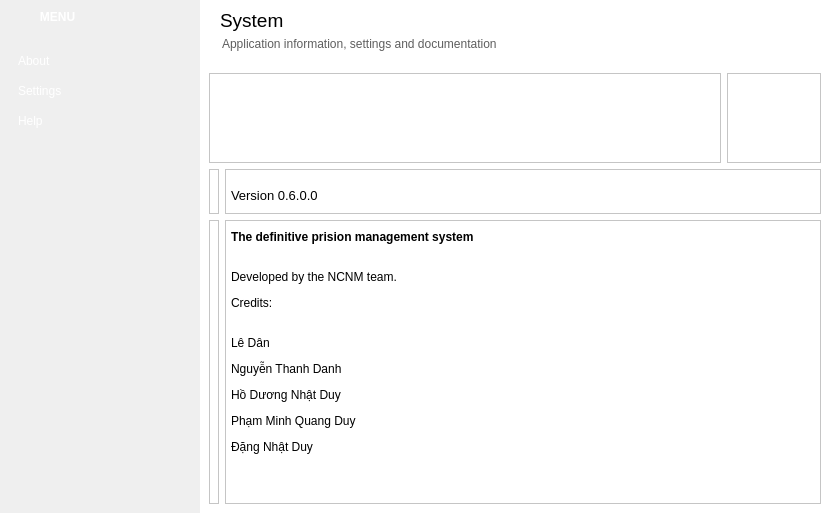
First picture: the form in systemwindow.ui, repository NCNM/PMS_01, before the edit.
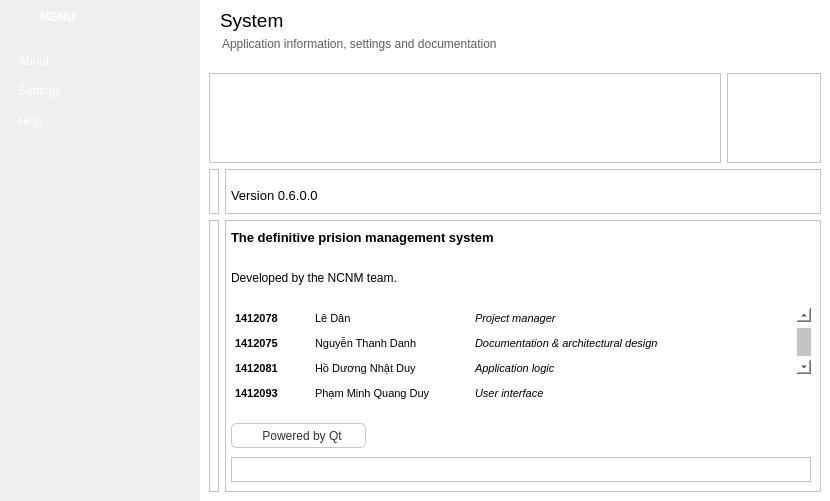
Second picture: the form after the edit. Icons and pictures are not drawn.

Diff of the .ui file:
```diff
--- a/systemwindow.ui
+++ b/systemwindow.ui
@@ -1050,13 +1050,164 @@
                 <enum>QFrame::Raised</enum>
                </property>
                <layout class="QVBoxLayout" name="verticalLayout_4">
+                <property name="spacing">
+                 <number>9</number>
+                </property>
                 <property name="leftMargin">
                  <number>5</number>
                 </property>
                 <item>
                  <widget class="QLabel" name="label_4">
                   <property name="text">
-                   <string>&lt;html&gt;&lt;head/&gt;&lt;body&gt;&lt;p&gt;&lt;span style=&quot; font-weight:600;&quot;&gt;The definitive prision management system&lt;/span&gt;&lt;/p&gt;&lt;p&gt;&lt;br/&gt;Developed by the NCNM team.&lt;/p&gt;&lt;p&gt;Credits:&lt;/p&gt;&lt;p&gt;&lt;br/&gt;Lê Dân&lt;/p&gt;&lt;p&gt;Nguyễn Thanh Danh&lt;/p&gt;&lt;p&gt;Hồ Dương Nhật Duy&lt;/p&gt;&lt;p&gt;Phạm Minh Quang Duy&lt;/p&gt;&lt;p&gt;Đặng Nhật Duy&lt;/p&gt;&lt;p&gt;&lt;br/&gt;&lt;/p&gt;&lt;/body&gt;&lt;/html&gt;</string>
+                   <string>&lt;html&gt;&lt;head/&gt;&lt;body&gt;&lt;p&gt;&lt;span style=&quot; font-size:10pt; font-weight:600;&quot;&gt;The definitive prision management system&lt;/span&gt;&lt;/p&gt;&lt;p&gt;&lt;br/&gt;Developed by the NCNM team.&lt;br/&gt;&lt;/p&gt;&lt;/body&gt;&lt;/html&gt;</string>
+                  </property>
+                 </widget>
+                </item>
+                <item>
+                 <widget class="QTextBrowser" name="textBrowser">
+                  <property name="styleSheet">
+                   <string notr="true">QScrollBar:horizontal {
+	background-color: white;
+    height: 14px;
+    margin: 0px 20px 0px 20px;
+}
+
+QScrollBar::handle:horizontal {
+	background-color: rgb(195, 195, 195);
+    min-width: 15px;
+}
+
+QScrollBar::add-line:horizontal {
+	border-image: url(:/images/scroll_right.png);
+    width: 16px;
+    subcontrol-position: right;
+    subcontrol-origin: margin;
+}
+
+QScrollBar::sub-line:horizontal {
+	border-image: url(:/images/scroll_left.png);
+    width: 16px;
+    subcontrol-position: left;
+    subcontrol-origin: margin;
+}
+
+QScrollBar:vertical {
+	width:14px;
+	background-color: white;
+	margin: 20px 0px 20px 0px;
+}
+
+QScrollBar::handle:vertical {
+	background-color: rgb(195, 195, 195);
+    min-height: 15px;
+}
+
+QScrollBar::add-line:vertical {
+	border-image: url(:/images/scroll_down.png);
+    height: 16px;
+    subcontrol-position: bottom;
+    subcontrol-origin: margin;
+}
+
+QScrollBar::sub-line:vertical {
+	border-image: url(:/images/scroll_up.png);
+    height: 16px;
+    subcontrol-position: top;
+    subcontrol-origin: margin;
+}
+
+QFrame {
+	background-color: rgb(255, 255, 255);
+}</string>
+                  </property>
+                  <property name="frameShape">
+                   <enum>QFrame::NoFrame</enum>
+                  </property>
+                  <property name="html">
+                   <string>&lt;!DOCTYPE HTML PUBLIC &quot;-//W3C//DTD HTML 4.0//EN&quot; &quot;http://www.w3.org/TR/REC-html40/strict.dtd&quot;&gt;
+&lt;html&gt;&lt;head&gt;&lt;meta name=&quot;qrichtext&quot; content=&quot;1&quot; /&gt;&lt;style type=&quot;text/css&quot;&gt;
+p, li { white-space: pre-wrap; }
+&lt;/style&gt;&lt;/head&gt;&lt;body style=&quot; font-family:'MS Shell Dlg 2'; font-size:8.25pt; font-weight:400; font-style:normal;&quot;&gt;
+&lt;p style=&quot; margin-top:0px; margin-bottom:0px; margin-left:0px; margin-right:0px; -qt-block-indent:0; text-indent:0px;&quot;&gt;&lt;span style=&quot; font-size:8pt; font-weight:600;&quot;&gt;1412078&lt;/span&gt;&lt;span style=&quot; font-size:8pt;&quot;&gt;	Lê Dân		&lt;/span&gt;&lt;span style=&quot; font-size:8pt; font-style:italic;&quot;&gt;Project manager&lt;/span&gt;&lt;/p&gt;
+&lt;p style=&quot; margin-top:12px; margin-bottom:12px; margin-left:0px; margin-right:0px; -qt-block-indent:0; text-indent:0px;&quot;&gt;&lt;span style=&quot; font-size:8pt; font-weight:600;&quot;&gt;1412075&lt;/span&gt;&lt;span style=&quot; font-size:8pt;&quot;&gt;	Nguyễn Thanh Danh	&lt;/span&gt;&lt;span style=&quot; font-size:8pt; font-style:italic;&quot;&gt;Documentation &amp;amp; architectural design&lt;/span&gt;&lt;/p&gt;
+&lt;p style=&quot; margin-top:12px; margin-bottom:12px; margin-left:0px; margin-right:0px; -qt-block-indent:0; text-indent:0px;&quot;&gt;&lt;span style=&quot; font-size:8pt; font-weight:600;&quot;&gt;1412081&lt;/span&gt;&lt;span style=&quot; font-size:8pt;&quot;&gt;	Hồ Dương Nhật Duy	&lt;/span&gt;&lt;span style=&quot; font-size:8pt; font-style:italic;&quot;&gt;Application logic&lt;/span&gt;&lt;/p&gt;
+&lt;p style=&quot; margin-top:12px; margin-bottom:12px; margin-left:0px; margin-right:0px; -qt-block-indent:0; text-indent:0px;&quot;&gt;&lt;span style=&quot; font-size:8pt; font-weight:600;&quot;&gt;1412093&lt;/span&gt;&lt;span style=&quot; font-size:8pt;&quot;&gt;	Phạm Minh Quang Duy	&lt;/span&gt;&lt;span style=&quot; font-size:8pt; font-style:italic;&quot;&gt;User interface&lt;/span&gt;&lt;/p&gt;
+&lt;p style=&quot; margin-top:12px; margin-bottom:12px; margin-left:0px; margin-right:0px; -qt-block-indent:0; text-indent:0px;&quot;&gt;&lt;span style=&quot; font-size:8pt; font-weight:600;&quot;&gt;1412079&lt;/span&gt;&lt;span style=&quot; font-size:8pt;&quot;&gt;	Đặng Nhật Duy		&lt;/span&gt;&lt;span style=&quot; font-size:8pt; font-style:italic;&quot;&gt;Documentation &amp;amp; database design&lt;/span&gt;&lt;/p&gt;
+&lt;p style=&quot;-qt-paragraph-type:empty; margin-top:12px; margin-bottom:12px; margin-left:0px; margin-right:0px; -qt-block-indent:0; text-indent:0px; font-size:8pt;&quot;&gt;&lt;br /&gt;&lt;/p&gt;
+&lt;p style=&quot; margin-top:12px; margin-bottom:12px; margin-left:0px; margin-right:0px; -qt-block-indent:0; text-indent:0px;&quot;&gt;&lt;span style=&quot; font-size:8pt; text-decoration: underline;&quot;&gt;Third-party credits:&lt;/span&gt;&lt;/p&gt;
+&lt;p style=&quot; margin-top:12px; margin-bottom:12px; margin-left:0px; margin-right:0px; -qt-block-indent:0; text-indent:0px;&quot;&gt;&lt;span style=&quot; font-size:8pt; font-style:italic;&quot;&gt;Qt Stylesheet Button Bar Tutorial&lt;/span&gt;&lt;span style=&quot; font-size:8pt;&quot;&gt;  by Dave Smith&lt;/span&gt;&lt;/p&gt;
+&lt;p style=&quot; margin-top:12px; margin-bottom:12px; margin-left:0px; margin-right:0px; -qt-block-indent:0; text-indent:0px;&quot;&gt;&lt;span style=&quot; font-size:8pt; font-style:italic;&quot;&gt;Farm-Fresh Web Icons&lt;/span&gt;&lt;span style=&quot; font-size:8pt;&quot;&gt; from FatCow Web Hosting&lt;/span&gt;&lt;/p&gt;
+&lt;p style=&quot; margin-top:12px; margin-bottom:12px; margin-left:0px; margin-right:0px; -qt-block-indent:0; text-indent:0px;&quot;&gt;&lt;span style=&quot; font-size:8pt;&quot;&gt;Button icons from Syncfusion's &lt;/span&gt;&lt;span style=&quot; font-size:8pt; font-style:italic;&quot;&gt;Metro Studio&lt;/span&gt;&lt;/p&gt;&lt;/body&gt;&lt;/html&gt;</string>
+                  </property>
+                 </widget>
+                </item>
+                <item>
+                 <widget class="QPushButton" name="pushButton_3">
+                  <property name="minimumSize">
+                   <size>
+                    <width>135</width>
+                    <height>25</height>
+                   </size>
+                  </property>
+                  <property name="maximumSize">
+                   <size>
+                    <width>135</width>
+                    <height>25</height>
+                   </size>
+                  </property>
+                  <property name="styleSheet">
+                   <string notr="true">QPushButton {
+color: rgb(50, 50, 50);
+padding-left:7px;
+border-radius:5px;
+border: 1px solid rgb(200, 200, 200);
+background: qradialgradient(cx: 0.3, cy: -0.4,
+fx: 0.3, fy: -0.4,
+radius: 1.35, stop: 0 rgb(255, 255, 255), stop: 1 rgb(229, 229, 229));
+}
+
+QPushButton:hover {
+color: rgb(255, 255, 255);
+border-radius:5px;
+border: 1px solid rgb(23, 120, 173);
+background-color: ;
+background: qradialgradient(cx: 0.3, cy: -0.4,
+fx: 0.3, fy: -0.4,
+radius: 1.35, stop: 0 rgb(161, 215, 255), stop: 1 #299ED6);
+}
+
+QPushButton:pressed {
+border-radius:5px;
+border: 1px solid #777777;
+background-color: #222222;
+}
+
+QPushButton:checked {
+border-radius:5px;
+border: 1px solid rgb(150, 150, 150);
+background-color: rgb(38, 38, 38);
+}
+
+</string>
+                  </property>
+                  <property name="text">
+                   <string>Powered by Qt</string>
+                  </property>
+                 </widget>
+                </item>
+                <item>
+                 <widget class="QFrame" name="frame_17">
+                  <property name="minimumSize">
+                   <size>
+                    <width>0</width>
+                    <height>25</height>
+                   </size>
+                  </property>
+                  <property name="frameShape">
+                   <enum>QFrame::StyledPanel</enum>
+                  </property>
+                  <property name="frameShadow">
+                   <enum>QFrame::Raised</enum>
                   </property>
                  </widget>
                 </item>
```
Left out of the diff: 77 changed lines with no effect on the pictures.
